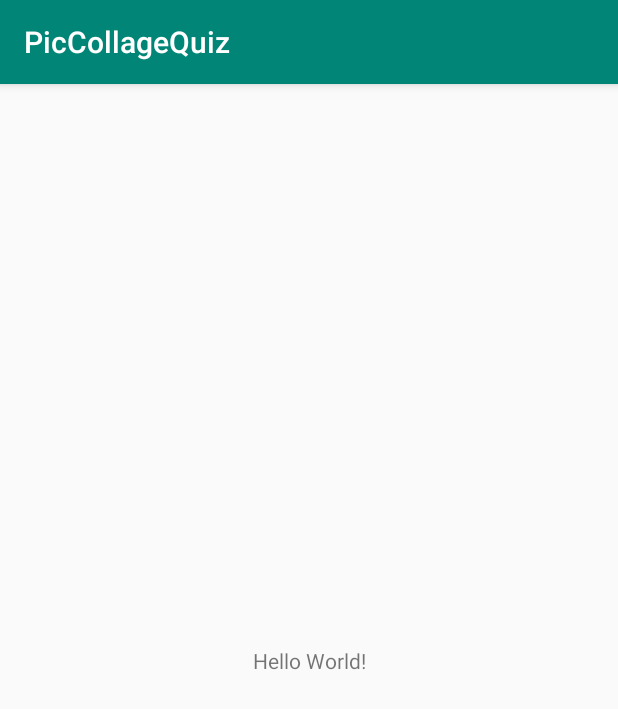
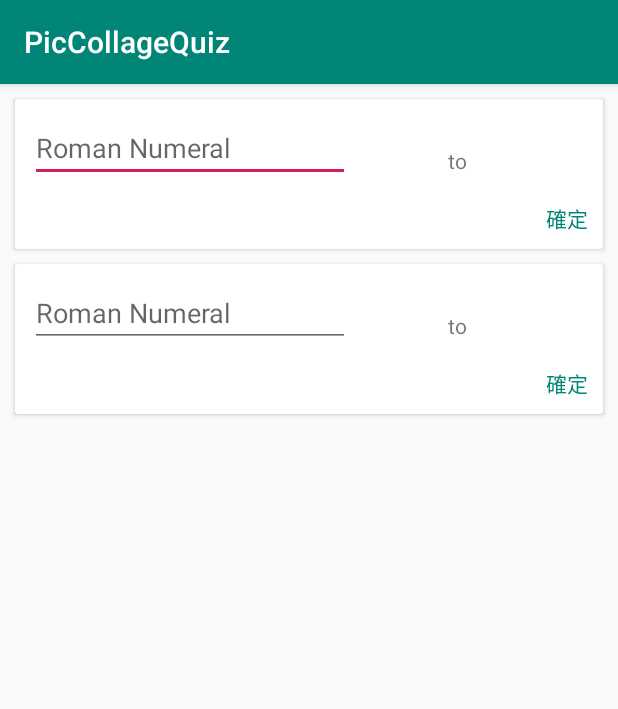
Before and after one commit to ducanh3005/PicCollageQuiz, an Android app: the screen it shows after launch (MainActivity), on a phone screen of 412 x 824 dp. Shown: the top 709 px of the screen. Run offline under Robolectric (Android 15) with nearby library versions, the phone set to English and light mode, and no system bars.

Commit message:
1.add Numeral notation parser 2.show parse result

```diff
--- a/app/src/main/java/com/example/shadow/piccollagequiz/domain/model/roman_numerals/RomanNumeral.java
+++ b/app/src/main/java/com/example/shadow/piccollagequiz/domain/model/numerals/RomanNumeral.java
@@ -1,4 +1,4 @@
-package com.example.shadow.piccollagequiz.domain.model.roman_numerals;
+package com.example.shadow.piccollagequiz.domain.model.numerals;
 
 public class RomanNumeral {
     private final String symbols;
--- a/app/src/main/res/layout/activity_main.xml
+++ b/app/src/main/res/layout/activity_main.xml
@@ -6,13 +6,120 @@
     android:layout_height="match_parent"
     tools:context=".MainActivity">
 
-    <TextView
-        android:layout_width="wrap_content"
-        android:layout_height="wrap_content"
-        android:text="Hello World!"
-        app:layout_constraintBottom_toBottomOf="parent"
-        app:layout_constraintLeft_toLeftOf="parent"
-        app:layout_constraintRight_toRightOf="parent"
-        app:layout_constraintTop_toTopOf="parent" />
+    <android.support.v7.widget.CardView
+        android:id="@+id/cardView"
+        android:layout_width="match_parent"
+        android:layout_height="100dp"
+        android:layout_margin="10dp"
+        app:layout_constraintEnd_toEndOf="parent"
+        app:layout_constraintStart_toStartOf="parent"
+        app:layout_constraintTop_toTopOf="parent">
 
+        <RelativeLayout
+            android:layout_width="match_parent"
+            android:layout_height="match_parent"
+            android:padding="10dp">
+
+            <EditText
+                android:id="@+id/et_notations"
+                android:layout_width="wrap_content"
+                android:layout_height="wrap_content"
+                android:ems="10"
+                android:hint="Roman Numeral"
+                android:inputType="textPersonName" />
+
+            <TextView
+                android:id="@+id/textView3"
+                android:layout_width="wrap_content"
+                android:layout_height="wrap_content"
+                android:layout_alignParentTop="true"
+                android:layout_marginLeft="65dp"
+                android:layout_marginTop="21dp"
+                android:layout_toRightOf="@+id/et_notations"
+                android:text="to" />
+
+            <TextView
+                android:id="@+id/tv_notations"
+                android:layout_width="wrap_content"
+                android:layout_height="wrap_content"
+                android:layout_below="@+id/et_notations"
+                android:layout_alignStart="@+id/et_notations"
+                android:layout_alignLeft="@+id/et_notations"
+                android:layout_marginTop="10dp"
+                android:textSize="18sp"
+                android:textStyle="bold" />
+
+            <TextView
+                android:id="@+id/tv_ok"
+                android:layout_width="wrap_content"
+                android:layout_height="wrap_content"
+                android:layout_alignParentEnd="true"
+                android:layout_alignParentRight="true"
+                android:layout_alignParentBottom="true"
+                android:clickable="true"
+                android:focusable="true"
+                android:text="確定"
+                android:textColor="@color/colorPrimary" />
+        </RelativeLayout>
+
+    </android.support.v7.widget.CardView>
+
+    <android.support.v7.widget.CardView
+        android:layout_width="match_parent"
+        android:layout_height="100dp"
+        android:layout_margin="10dp"
+        android:layout_marginTop="125dp"
+        app:layout_constraintEnd_toEndOf="parent"
+        app:layout_constraintHorizontal_bias="0.2"
+        app:layout_constraintStart_toStartOf="parent"
+        app:layout_constraintTop_toBottomOf="@+id/cardView">
+
+        <RelativeLayout
+            android:layout_width="match_parent"
+            android:layout_height="match_parent"
+            android:padding="10dp">
+
+            <EditText
+                android:id="@+id/et_notations"
+                android:layout_width="wrap_content"
+                android:layout_height="wrap_content"
+                android:ems="10"
+                android:hint="Roman Numeral"
+                android:inputType="textPersonName" />
+
+            <TextView
+                android:id="@+id/textView3"
+                android:layout_width="wrap_content"
+                android:layout_height="wrap_content"
+                android:layout_alignParentTop="true"
+                android:layout_marginLeft="65dp"
+                android:layout_marginTop="21dp"
+                android:layout_toRightOf="@+id/et_notations"
+                android:text="to" />
+
+            <TextView
+                android:id="@+id/tv_notations"
+                android:layout_width="wrap_content"
+                android:layout_height="wrap_content"
+                android:layout_below="@+id/et_notations"
+                android:layout_alignStart="@+id/et_notations"
+                android:layout_alignLeft="@+id/et_notations"
+                android:layout_marginTop="10dp"
+                android:textSize="18sp"
+                android:textStyle="bold" />
+
+            <TextView
+                android:id="@+id/tv_ok"
+                android:layout_width="wrap_content"
+                android:layout_height="wrap_content"
+                android:layout_alignParentEnd="true"
+                android:layout_alignParentRight="true"
+                android:layout_alignParentBottom="true"
+                android:clickable="true"
+                android:focusable="true"
+                android:text="確定"
+                android:textColor="@color/colorPrimary" />
+        </RelativeLayout>
+
+    </android.support.v7.widget.CardView>
 </android.support.constraint.ConstraintLayout>
```
Also changed, not shown: app/build.gradle (+6 -1 lines), app/src/main/java/com/example/shadow/piccollagequiz/MainActivity.java (+22 -0 lines), app/src/main/java/com/example/shadow/piccollagequiz/domain/model/numerals/ChineseNumeral.java (added, +74 -0 lines), app/src/main/java/com/example/shadow/piccollagequiz/domain/model/roman_numerals/ChineseNumeral.java (deleted, +0 -71 lines), 4 other files.
